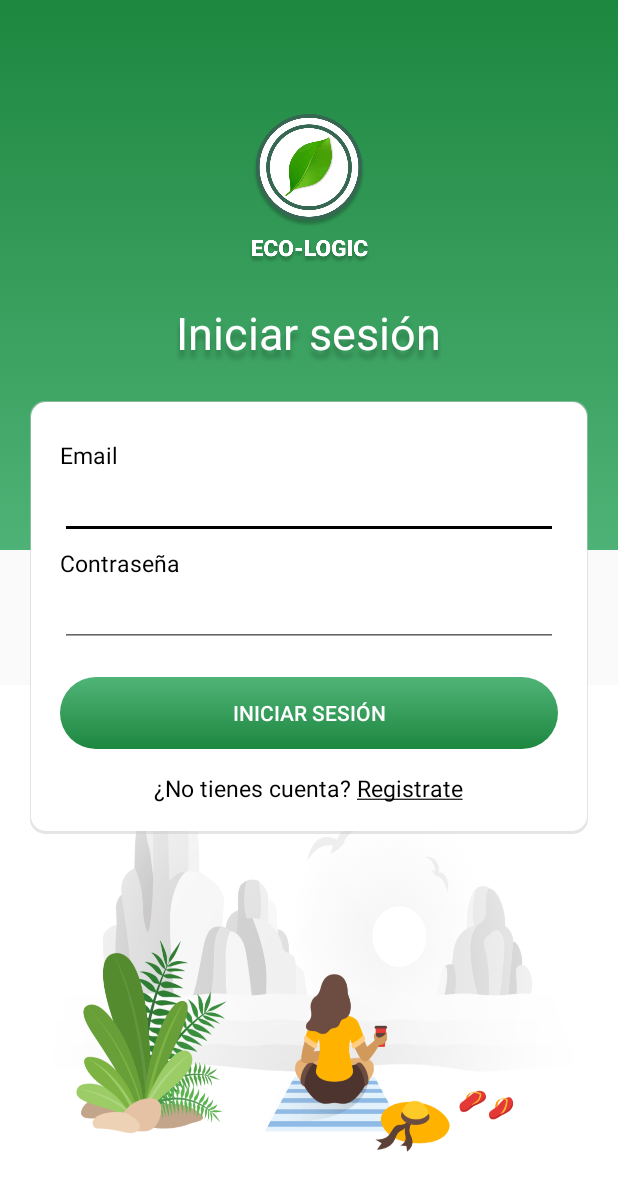
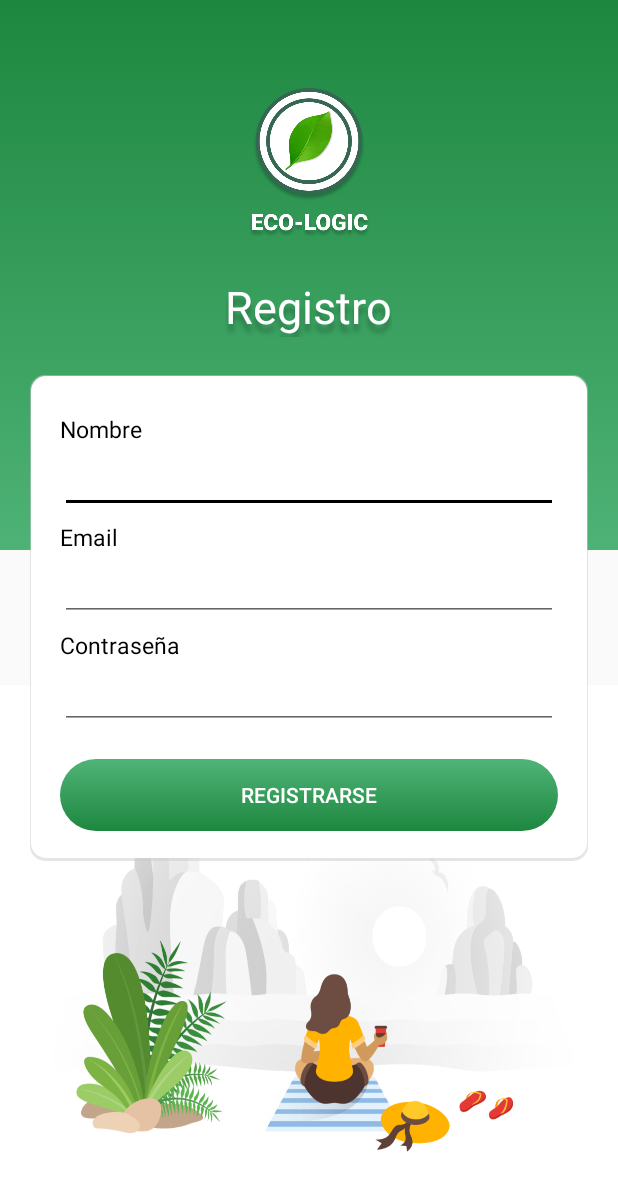
Before and after one commit to RobertoArtEH/ecologic-android, an Android app: the LoginActivity screen opened directly, with no data from a screen before it, after a tap on an icon or button, on a phone screen of 412 x 824 dp. Shown: the top 1191 px of the screen. Run offline under Robolectric (Android 15) with nearby library versions, the phone set to English and light mode, and no system bars; our stand-ins replace Volley; network calls fail.

Commit message:
registro

```diff
--- a/app/src/main/AndroidManifest.xml
+++ b/app/src/main/AndroidManifest.xml
@@ -2,7 +2,7 @@
 <manifest xmlns:android="http://schemas.android.com/apk/res/android"
     package="com.example.eco_logic">
 
-    <uses-permission android:name="android.permission.INTERNET"/>
+    <uses-permission android:name="android.permission.INTERNET" />
     <uses-permission android:name="android.permission.ACCESS_FINE_LOCATION" />
 
     <application
@@ -13,7 +13,8 @@
         android:supportsRtl="true"
         android:theme="@style/AppTheme"
         android:usesCleartextTraffic="true">
-        <activity android:name=".BottomNavigationActivity"></activity>
+        <activity android:name=".RegisterActivity"></activity>
+        <activity android:name=".BottomNavigationActivity" />
         <activity
             android:name=".LoginActivity"
             android:screenOrientation="portrait"
--- a/app/src/main/java/com/example/eco_logic/LoginActivity.java
+++ b/app/src/main/java/com/example/eco_logic/LoginActivity.java
@@ -53,8 +53,8 @@ public class LoginActivity extends AppCompatActivity implements View.OnClickList
                 login();
                 break;
             case R.id.tv_register:
-                // Sustituir por Intent al registro
-                Toast.makeText(getApplicationContext(), "Test", Toast.LENGTH_LONG).show();
+                Intent intent = new Intent(LoginActivity.this, RegisterActivity.class);
+                startActivity(intent);
                 break;
         }
     }
--- /dev/null
+++ b/app/src/main/java/com/example/eco_logic/RegisterActivity.java
@@ -0,0 +1,78 @@
+package com.example.eco_logic;
+
+import androidx.appcompat.app.AppCompatActivity;
+
+import android.content.Intent;
+import android.os.Bundle;
+import android.util.Log;
+import android.view.View;
+import android.widget.Button;
+import android.widget.EditText;
+import android.widget.TextView;
+import android.widget.Toast;
+
+import com.android.volley.Request;
+import com.android.volley.RequestQueue;
+import com.android.volley.Response;
+import com.android.volley.VolleyError;
+import com.android.volley.toolbox.JsonObjectRequest;
+
+import org.json.JSONException;
+import org.json.JSONObject;
+
+public class RegisterActivity extends AppCompatActivity implements View.OnClickListener{
+    protected RequestQueue fRequestQueue;
+    private VolleySingleton volley;
+
+    @Override
+    protected void onCreate(Bundle savedInstanceState) {
+        super.onCreate(savedInstanceState);
+        setContentView(R.layout.activity_register);
+        volley = VolleySingleton.getInstance(this.getApplicationContext());
+        fRequestQueue = volley.getRequestQueue();
+
+        Button btnregister = findViewById(R.id.btn_register);
+
+        btnregister.setOnClickListener(this);
+
+    }
+    public void onClick(View view) {
+        switch (view.getId()) {
+            case R.id.btn_register:
+                btn_register();
+                break;
+
+        }
+
+    }
+    private void btn_register() {
+        final JSONObject data = new JSONObject();
+        EditText name = findViewById(R.id.btn_user);
+        EditText email = findViewById(R.id.btn_email);
+        EditText pass = findViewById(R.id.btn_pass);
+        try {
+            data.put("name", name.getText());
+            data.put("email", email.getText());
+            data.put("password", pass.getText());
+
+        } catch (JSONException e) {
+            e.printStackTrace();
+        }
+        String url = "http://home4.uttics.com/api/registro";
+        JsonObjectRequest jsonObjectRequest = new JsonObjectRequest(Request.Method.POST, url, data, new Response.Listener<JSONObject>() {
+            @Override
+            public void onResponse(JSONObject response) {
+                Intent intent = new Intent(RegisterActivity.this, LoginActivity.class);
+                startActivity(intent);
+                Toast.makeText(RegisterActivity.this, "¡Registro con éxito!", Toast.LENGTH_SHORT).show();
+            }
+        }, new Response.ErrorListener() {
+            @Override
+            public void onErrorResponse(VolleyError error) {
+                Log.d("OnErrorResponse1: ", error.toString());
+            }
+        });
+        fRequestQueue.add(jsonObjectRequest);
+
+    }
+}
--- /dev/null
+++ b/app/src/main/res/layout/activity_register.xml
@@ -0,0 +1,113 @@
+<?xml version="1.0" encoding="utf-8"?>
+<RelativeLayout xmlns:android="http://schemas.android.com/apk/res/android"
+    xmlns:app="http://schemas.android.com/apk/res-auto"
+    xmlns:tools="http://schemas.android.com/tools"
+    android:layout_width="match_parent"
+    android:layout_height="match_parent"
+    tools:context=".RegisterActivity">
+
+    <LinearLayout
+        android:layout_width="match_parent"
+        android:layout_height="match_parent"
+        android:orientation="vertical">
+
+        <ImageView
+            android:layout_width="match_parent"
+            android:layout_height="0dp"
+            android:layout_weight="1"
+            android:background="@drawable/gradient_background" />
+
+        <ImageView
+            android:layout_width="match_parent"
+            android:layout_height="0dp"
+            android:layout_marginTop="90dp"
+            android:layout_weight="1"
+            android:background="@drawable/login_background" />
+
+    </LinearLayout>
+
+    <LinearLayout
+        android:id="@+id/input_layout"
+        android:layout_width="match_parent"
+        android:layout_height="wrap_content"
+        android:layout_centerHorizontal="true"
+        android:layout_centerVertical="true"
+        android:layout_marginLeft="20dp"
+        android:layout_marginRight="20dp"
+        android:background="@drawable/card_background"
+        android:orientation="vertical"
+        android:padding="20dp">
+
+        <TextView
+            android:layout_width="wrap_content"
+            android:layout_height="wrap_content"
+            android:layout_marginTop="5dp"
+            android:text="@string/user"
+            android:textColor="@color/colorBlack"
+            android:textSize="15sp" />
+
+        <EditText
+            android:id="@+id/btn_user"
+            android:layout_width="match_parent"
+            android:layout_height="wrap_content"
+            android:inputType="text" />
+
+        <TextView
+            android:layout_width="wrap_content"
+            android:layout_height="wrap_content"
+            android:layout_marginTop="5dp"
+            android:text="@string/email"
+            android:textColor="@color/colorBlack"
+            android:textSize="15sp" />
+
+        <EditText
+            android:id="@+id/btn_email"
+            android:layout_width="match_parent"
+            android:layout_height="wrap_content"
+            android:inputType="textEmailAddress" />
+        <TextView
+            android:layout_width="wrap_content"
+            android:layout_height="wrap_content"
+            android:layout_marginTop="5dp"
+            android:text="@string/password"
+            android:textColor="@color/colorBlack"
+            android:textSize="15sp" />
+
+        <EditText
+            android:id="@+id/btn_pass"
+            android:layout_width="match_parent"
+            android:layout_height="wrap_content"
+            android:inputType="textPassword" />
+
+        <Button
+            android:id="@+id/btn_register"
+            android:layout_width="match_parent"
+            android:layout_height="wrap_content"
+            android:layout_marginTop="20dp"
+            android:background="@drawable/btn_primary"
+            android:text="@string/register"
+            android:onClick="onClick"
+            android:textColor="@color/colorWhite" />
+
+    </LinearLayout>
+
+    <TextView
+        android:id="@+id/tv_title"
+        style="@style/TextShadow"
+        android:layout_width="wrap_content"
+        android:layout_height="wrap_content"
+        android:layout_above="@+id/input_layout"
+        android:layout_centerHorizontal="true"
+        android:layout_margin="25dp"
+        android:text="@string/registro"
+        android:textColor="@color/colorWhite"
+        android:textSize="30sp" />
+
+    <ImageView
+        android:layout_width="100dp"
+        android:layout_height="100dp"
+        android:layout_above="@+id/tv_title"
+        android:layout_centerHorizontal="true"
+        android:src="@drawable/logo" />
+
+</RelativeLayout>
--- a/app/src/main/res/values/strings.xml
+++ b/app/src/main/res/values/strings.xml
@@ -8,4 +8,7 @@
     <string name="weather">Clima</string>
     <string name="account">Cuenta</string>
     <string name="today">HOY</string>
+    <string name="register">Registrarse</string>
+    <string name="user">Nombre</string>
+    <string name="registro">Registro</string>
 </resources>
```
